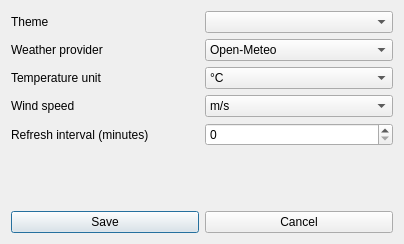
Above: src/ui/SettingsDialog.ui from hidden-life/AtmoSense before the change. Below: the same form after it.
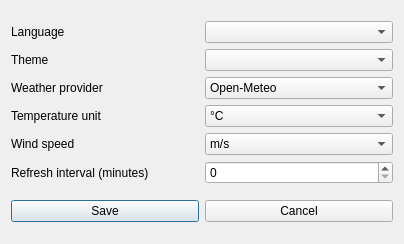
That is the form after the change.

Commit message: Fix crash on save language process. Add translations.

Diff of the .ui file:
```diff
--- a/src/ui/SettingsDialog.ui
+++ b/src/ui/SettingsDialog.ui
@@ -14,7 +14,7 @@
    <string>SettingsDialog</string>
   </property>
   <layout class="QGridLayout" name="gridLayout_2">
-   <item row="2" column="0">
+   <item row="1" column="0">
     <layout class="QHBoxLayout" name="bottomHLayout">
      <item>
       <widget class="QPushButton" name="saveButton">
@@ -35,48 +35,48 @@
    <item row="0" column="0">
     <layout class="QGridLayout" name="gridLayout">
      <item row="3" column="1">
+      <widget class="QLabel" name="tempUnitLabel">
+       <property name="text">
+        <string>Temperature unit</string>
+       </property>
+      </widget>
+     </item>
+     <item row="4" column="1">
       <widget class="QLabel" name="windSpeedUnitLabel">
        <property name="text">
         <string>Wind speed</string>
        </property>
       </widget>
      </item>
-     <item row="2" column="2">
-      <widget class="QComboBox" name="tempUnitComboBox">
-       <item>
-        <property name="text">
-         <string>°C</string>
-        </property>
-       </item>
-       <item>
-        <property name="text">
-         <string>°F</string>
-        </property>
-       </item>
+     <item row="5" column="1">
+      <widget class="QLabel" name="refreshIntervalLabel">
+       <property name="text">
+        <string>Refresh interval (minutes)</string>
+       </property>
       </widget>
      </item>
-     <item row="1" column="1">
+     <item row="5" column="2">
+      <widget class="QSpinBox" name="refreshIntervalSpinBox">
+       <property name="maximum">
+        <number>60</number>
+       </property>
+      </widget>
+     </item>
+     <item row="1" column="2">
+      <widget class="QComboBox" name="themeComboBox"/>
+     </item>
+     <item row="2" column="1">
       <widget class="QLabel" name="providerLabel">
        <property name="text">
         <string>Weather provider</string>
        </property>
       </widget>
      </item>
-     <item row="0" column="2">
-      <widget class="QComboBox" name="themeComboBox"/>
-     </item>
-     <item row="0" column="1">
-      <widget class="QLabel" name="themeLabel">
-       <property name="text">
-        <string>Theme</string>
-       </property>
-      </widget>
-     </item>
      <item row="3" column="2">
-      <widget class="QComboBox" name="windSpeedUnitComboBox">
+      <widget class="QComboBox" name="tempUnitComboBox">
        <item>
         <property name="text">
-         <string>m/s</string>
+         <string>°C</string>
         </property>
        </item>
        <item>
@@ -86,14 +86,7 @@
        </item>
       </widget>
      </item>
-     <item row="2" column="1">
-      <widget class="QLabel" name="tempUnitLabel">
-       <property name="text">
-        <string>Temperature unit</string>
-       </property>
-      </widget>
-     </item>
-     <item row="1" column="2">
+     <item row="2" column="2">
       <widget class="QComboBox" name="providerComboBox">
        <item>
         <property name="text">
@@ -107,35 +100,39 @@
        </item>
       </widget>
      </item>
-     <item row="4" column="1">
-      <widget class="QLabel" name="refreshIntervalLabel">
-       <property name="text">
-        <string>Refresh interval (minutes)</string>
-       </property>
-      </widget>
-     </item>
      <item row="4" column="2">
-      <widget class="QSpinBox" name="refreshIntervalSpinBox">
-       <property name="maximum">
-        <number>60</number>
+      <widget class="QComboBox" name="windSpeedUnitComboBox">
+       <item>
+        <property name="text">
+         <string>m/s</string>
+        </property>
+       </item>
+       <item>
+        <property name="text">
+         <string>km/h</string>
+        </property>
+       </item>
+      </widget>
+     </item>
+     <item row="1" column="1">
+      <widget class="QLabel" name="themeLabel">
+       <property name="text">
+        <string>Theme</string>
        </property>
       </widget>
      </item>
+     <item row="0" column="1">
+      <widget class="QLabel" name="languageLabel">
+       <property name="text">
+        <string>Language</string>
+       </property>
+      </widget>
+     </item>
+     <item row="0" column="2">
+      <widget class="QComboBox" name="languageComboBox"/>
+     </item>
     </layout>
    </item>
-   <item row="1" column="0">
-    <spacer name="verticalSpacer">
-     <property name="orientation">
-      <enum>Qt::Orientation::Vertical</enum>
-     </property>
-     <property name="sizeHint" stdset="0">
-      <size>
-       <width>20</width>
-       <height>40</height>
-      </size>
-     </property>
-    </spacer>
-   </item>
   </layout>
  </widget>
  <resources/>
```
Left out of the diff: 2 changed lines with no effect on the pictures. The commit also changes 17 other files.
